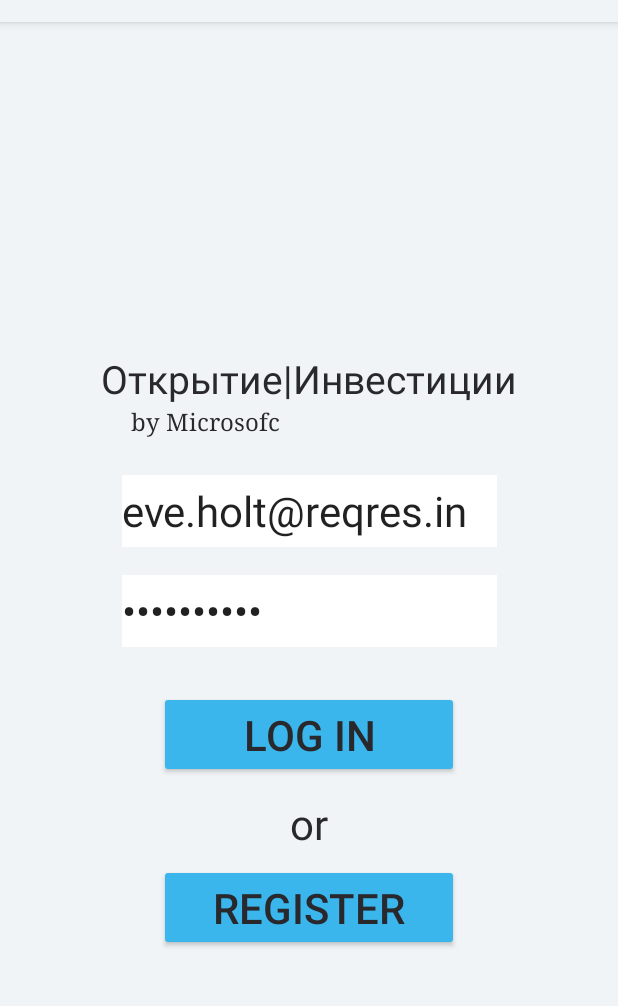
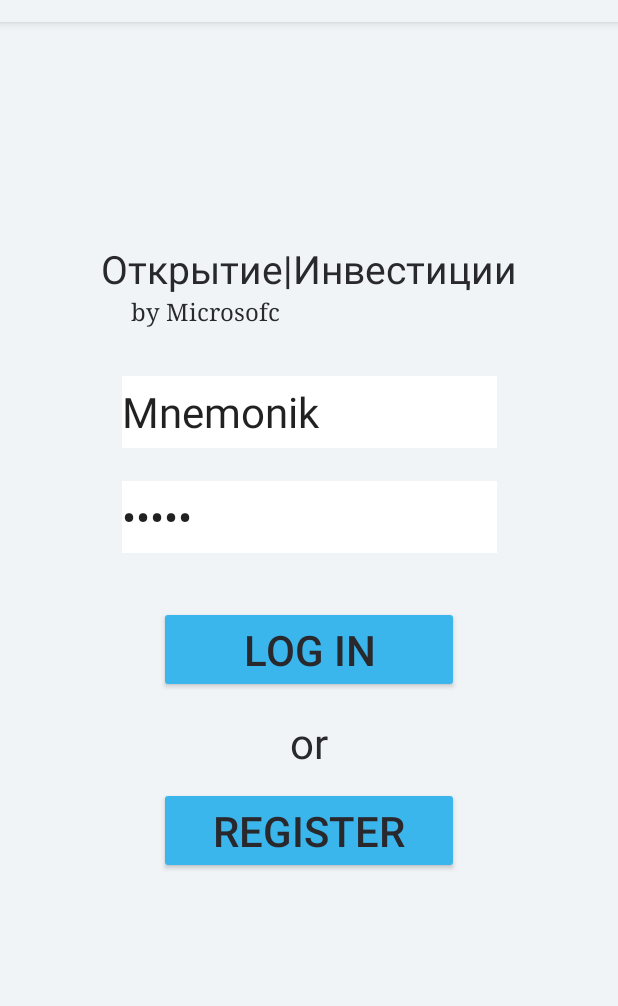
Before and after one commit to AndreyMAI-github/HMA_2021, an Android app: the screen it shows after launch (MainActivity), after a tap on "LOG IN", on a phone screen of 412 x 824 dp, the part 62-1068 px from its top. Run offline under Robolectric (Android 15) with nearby library versions, the phone set to English and light mode, and no system bars; 2 statements that could not run were skipped.

```diff
--- a/app/android/app/src/main/java/microsofc/app/mha2021/JSONSerialiser.java
+++ /dev/null
@@ -1,5 +0,0 @@
-package microsofc.app.mha2021;
-
-public class JSONSerialiser {
-
-}
--- a/app/android/app/src/main/java/microsofc/app/mha2021/MainActivity.java
+++ b/app/android/app/src/main/java/microsofc/app/mha2021/MainActivity.java
@@ -43,7 +43,7 @@ public class MainActivity extends AppCompatActivity {
             switch (view.getId()){
                 case R.id.buttonLogIn:
                     UserRegOrLogData user = new UserRegOrLogData(editTextLogin.getText().toString(),
-                            editTextPass.getText().toString(),null);
+                            editTextPass.getText().toString(),null, null, null, null);
 
                     GsonBuilder gsonBuilder = new GsonBuilder();
                     Gson gson = gsonBuilder.create();
@@ -53,12 +53,9 @@ public class MainActivity extends AppCompatActivity {
                     stringCall.enqueue(new Callback<UserRegOrLogData>() {
                         @Override
                         public void onResponse(Call<UserRegOrLogData> call, Response<UserRegOrLogData> response) {
-                            Toast toast = Toast.makeText(getApplicationContext(), /*"token"*/gson.toJson(user),Toast.LENGTH_SHORT);
+                            String token = "Login Successful!\nToken:" + gson.toJson(response.body());
+                            Toast toast = Toast.makeText(getApplicationContext(), token/*gson.toJson(user)*/,Toast.LENGTH_SHORT);
                             toast.show();
-                            String token = gson.toJson(response.body());
-                            editTextLogin.setText(token);
-                            //Toast toast = Toast.makeText(getApplicationContext(), token/*gson.toJson(user)*/,Toast.LENGTH_SHORT);
-                            //toast.show();
                         }
 
                         @Override
--- a/app/android/app/src/main/java/microsofc/app/mha2021/NetworkSingleton.java
+++ b/app/android/app/src/main/java/microsofc/app/mha2021/NetworkSingleton.java
@@ -5,7 +5,7 @@ import retrofit2.converter.gson.GsonConverterFactory;
 
 public class NetworkSingleton {
     private static NetworkSingleton mNet;
-    private static final String BASE_URL = "https://reqres.in"; //TODO our server
+    private static final String BASE_URL = "https://stormy-badlands-67861.herokuapp.com";
     private Retrofit mRetrofit;
 
     private NetworkSingleton() {
--- a/app/android/app/src/main/java/microsofc/app/mha2021/ServerAPI.java
+++ b/app/android/app/src/main/java/microsofc/app/mha2021/ServerAPI.java
@@ -6,8 +6,8 @@ import retrofit2.http.GET;
 import retrofit2.http.POST;
 
 public interface ServerAPI {
-    @POST("/api/login")
+    @POST("/auth/sign-in")
     public Call<UserRegOrLogData> tryLogin(@Body UserRegOrLogData  UserData);
-    @POST("tryRegister")
+    @POST("/auth/sign-up")
     public Call<UserRegOrLogData> tryRegister(@Body UserRegOrLogData  UserData);
 }
--- a/app/android/app/src/main/java/microsofc/app/mha2021/UserRegOrLogData.java
+++ b/app/android/app/src/main/java/microsofc/app/mha2021/UserRegOrLogData.java
@@ -6,30 +6,62 @@ import com.google.gson.annotations.Expose;
 import com.google.gson.annotations.SerializedName;
 
 public class UserRegOrLogData {
-    @SerializedName("email") //TODO CHANGE IT
+
+    @SerializedName("username")
     @Expose
     private String name;
-    @SerializedName("email2")
+
+    @SerializedName("email")
     @Expose
     private String email;
+
+    @SerializedName("password")
     @Expose
-    @SerializedName("password")
-    private String passw;
+    private String password;
+
+    @SerializedName("id")
     @Expose
+    private String id;
+
     @SerializedName("token")
+    @Expose
     private String token;
-    public UserRegOrLogData(String name, String passw, @Nullable String email) {
+
+    @SerializedName("message")
+    @Expose
+    private String message;
+
+    public UserRegOrLogData(@Nullable String name, @Nullable String password, @Nullable String email,
+                            @Nullable String id, @Nullable String token, @Nullable String message) {
         this.name = name;
-        this.passw = passw;
+        this.password = password;
         this.email = email;
+        this.id = id;
+        this.token = token;
+        this.message = message;
     }
 
     @Override
     public String toString(){
-        String formedString = new String("name:"+ name + "password:" + passw);
+        String formedString = new String("name:"+ name + "password:" + password);
         if(email!=null) {
             formedString = formedString + "email:" + email;
         }
         return formedString;
     }
+
+    public String getName(){ return name; }
+    public  String getEmail(){
+        return email;
+    }
+    public String getPassword(){
+        return password;
+    }
+    public String getId(){
+        return id;
+    }
+    public String getToken(){
+        return token;
+    }
+    public String getMessage(){return  message;}
 }
--- a/app/android/app/src/main/res/layout/activity_main.xml
+++ b/app/android/app/src/main/res/layout/activity_main.xml
@@ -16,7 +16,7 @@
         app:layout_constraintLeft_toLeftOf="parent"
         app:layout_constraintRight_toRightOf="parent"
         app:layout_constraintTop_toTopOf="parent"
-        app:layout_constraintVertical_bias="0.3" />
+        app:layout_constraintVertical_bias="0.2" />
 
     <AutoCompleteTextView
         android:id="@+id/loginTextView"
@@ -26,7 +26,7 @@
         android:hint="@string/login_hint"
         android:minWidth="48dp"
         android:minHeight="48dp"
-        android:text="eve.holt@reqres.in"
+        android:text="Mnemonik"
         app:layout_constraintBottom_toBottomOf="parent"
         app:layout_constraintEnd_toEndOf="@+id/textView"
         app:layout_constraintStart_toStartOf="@+id/textView"
@@ -42,7 +42,7 @@
         android:hint="@string/password_hint"
         android:inputType="textPassword"
         android:minHeight="48dp"
-        android:text="cityslicka"
+        android:text="graf0"
         app:layout_constraintBottom_toBottomOf="parent"
         app:layout_constraintEnd_toEndOf="@+id/loginTextView"
         app:layout_constraintStart_toStartOf="@+id/loginTextView"
```
Also changed, not shown: app/android/app/src/main/java/microsofc/app/mha2021/RegisterActivity.java (+42 -10 lines), app/android/app/src/main/res/layout/activity_register.xml (+8 -4 lines).
